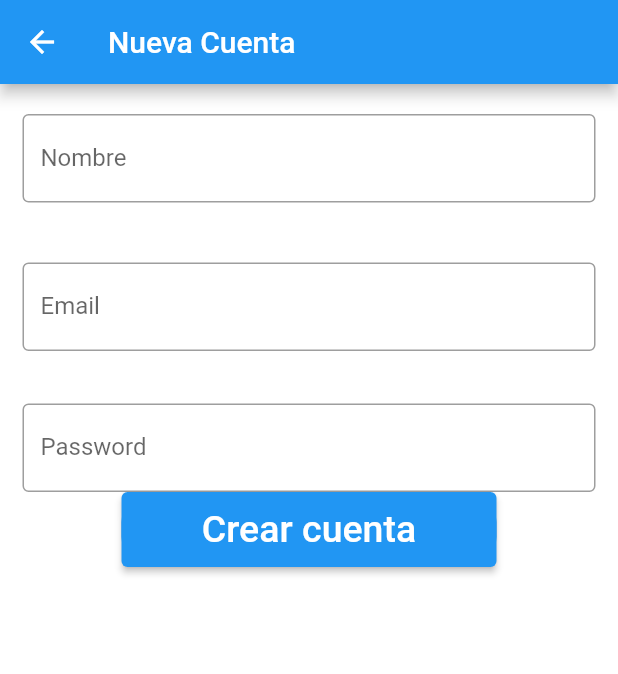
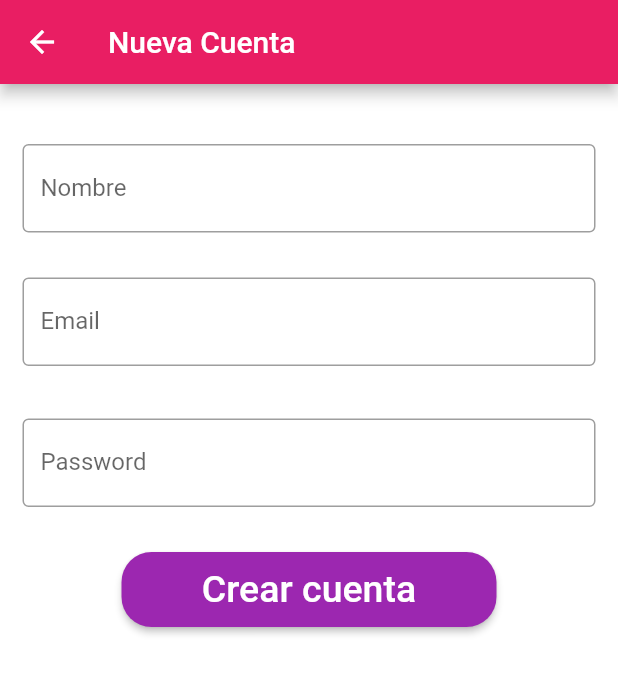
Before and after one commit to pali509/pillpal, a Flutter app: the Registro screen opened by its route, on a phone screen of 412 x 824 dp. Shown: the top 674 px of the screen. Run offline on Flutter 3.47's test engine with Material 2 defaults, Android fonts, the phone set to English and light mode, and no system bars; our stand-ins replace flutter_bloc, supabase, supabase_flutter; missing offline and left inert: postgres; accounts and stored records are empty.

Commit message:
Todo bonito

```diff
--- a/pillpal-project/lib/pantallas/pantalla_pastillero.dart
+++ b/pillpal-project/lib/pantallas/pantalla_pastillero.dart
@@ -33,11 +33,11 @@ class PastilleroState extends State<Pastillero>{
         future: listaDePills,
         builder: (context, snapshot) {
           if (snapshot.connectionState == ConnectionState.waiting) {
-            return Center(child: CircularProgressIndicator());
+            return const Center(child: CircularProgressIndicator());
           } else if (snapshot.hasError) {
             return Center(child: Text('Error: ${snapshot.error}'));
           } else if (!snapshot.hasData || snapshot.data!.isEmpty) {
-            return Center(child: Text('No hay datos disponibles.'));
+            return const Center(child: Text('No hay datos disponibles.'));
           } else {
             pills = snapshot.data!;
 
@@ -107,7 +107,7 @@ class PastilleroState extends State<Pastillero>{
               style: ElevatedButton.styleFrom(
                 backgroundColor: Colors.purple,
                 padding: EdgeInsets.symmetric(horizontal: 20, vertical: 20),
-                textStyle: TextStyle(
+                textStyle: const TextStyle(
                   fontSize: 30,
                   fontWeight: FontWeight.bold,
                 ),
--- a/pillpal-project/lib/pantallas/pantalla_registro.dart
+++ b/pillpal-project/lib/pantallas/pantalla_registro.dart
@@ -1,5 +1,6 @@
 import 'package:flutter/material.dart';
 
+import '../constants/colors.dart';
 import '../database/db_connections.dart';
 
 class Registro extends StatefulWidget {
@@ -22,12 +23,13 @@ class _RegistroState extends State<Registro> {
       backgroundColor: Colors.white,
       appBar: AppBar(
         title: const Text("Nueva Cuenta"),
+        backgroundColor: ColorsApp.toolBarColor,
       ),
       body: SingleChildScrollView(
         child: Column(
           children: <Widget>[
             Padding(
-              padding:EdgeInsets.symmetric(horizontal: 15, vertical:20),
+              padding:EdgeInsets.only(left: 15, right:15, top:40),
               child: TextField(
                 controller: _nombreController,
                 decoration: const InputDecoration(
@@ -38,7 +40,7 @@ class _RegistroState extends State<Registro> {
               ),
             ),
             Padding(
-              padding: EdgeInsets.symmetric(horizontal: 15, vertical:20),
+              padding: EdgeInsets.only(left: 15, right:15, top:30),
               child: TextField(
                 controller: _emailController,
                 decoration: const InputDecoration(
@@ -49,7 +51,7 @@ class _RegistroState extends State<Registro> {
               ),
             ),
             Padding(
-              padding: EdgeInsets.only(left: 15.0, right: 15.0, top: 15, bottom: 0),
+              padding: EdgeInsets.only(left: 15.0, right: 15.0, top: 35.0, bottom: 0),
               child: TextField(
                 controller: _passwordController,
                 obscureText: true,
@@ -60,14 +62,12 @@ class _RegistroState extends State<Registro> {
                 ),
               ),
             ),
-
-            Container(
+            Padding(
+              padding: EdgeInsets.only(top: 30.0),
+              child: Container(
                 height: 50,
                 width: 250,
-              decoration: BoxDecoration(
-                color: Colors.blue,
-                borderRadius: BorderRadius.circular(20),
-              ),
+
                 child: ElevatedButton(
                   onPressed: () async {
                     // Guarda el texto de los campos en las variables email y password
@@ -85,13 +85,19 @@ class _RegistroState extends State<Registro> {
                       Navigator.of(context).pushReplacementNamed('/home');
                     }
                   },
+                  style: ElevatedButton.styleFrom(
+                    backgroundColor: Colors.purple, // Ajusta el color del fondo aquí
+                    shape: RoundedRectangleBorder(
+                      borderRadius: BorderRadius.circular(20),
+                    ),
+                  ),
                   child: const Text(
                     'Crear cuenta',
                     style: TextStyle(color: Colors.white, fontSize: 25),
                   ),
                 ),
               ),
-
+            ),
           ],
         ),
       ),
```
Also changed, not shown: pillpal-project/lib/pantallas/pantalla_sesion.dart (+86 -29 lines). Lines whose indentation alone changed are shown as unchanged.
